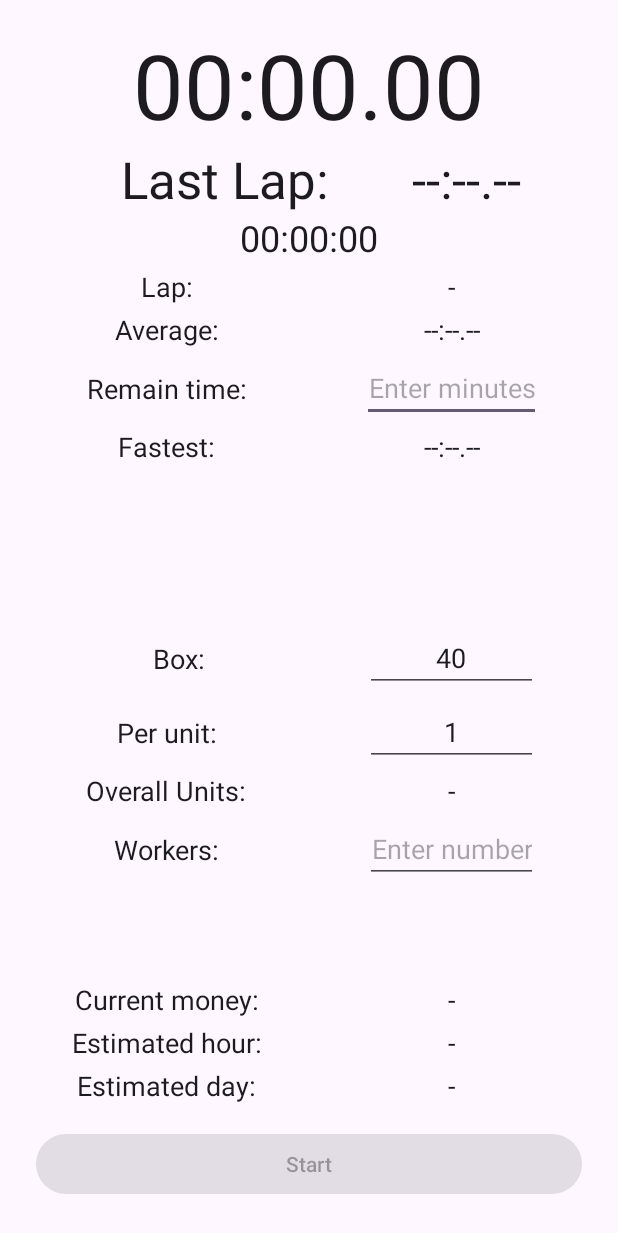
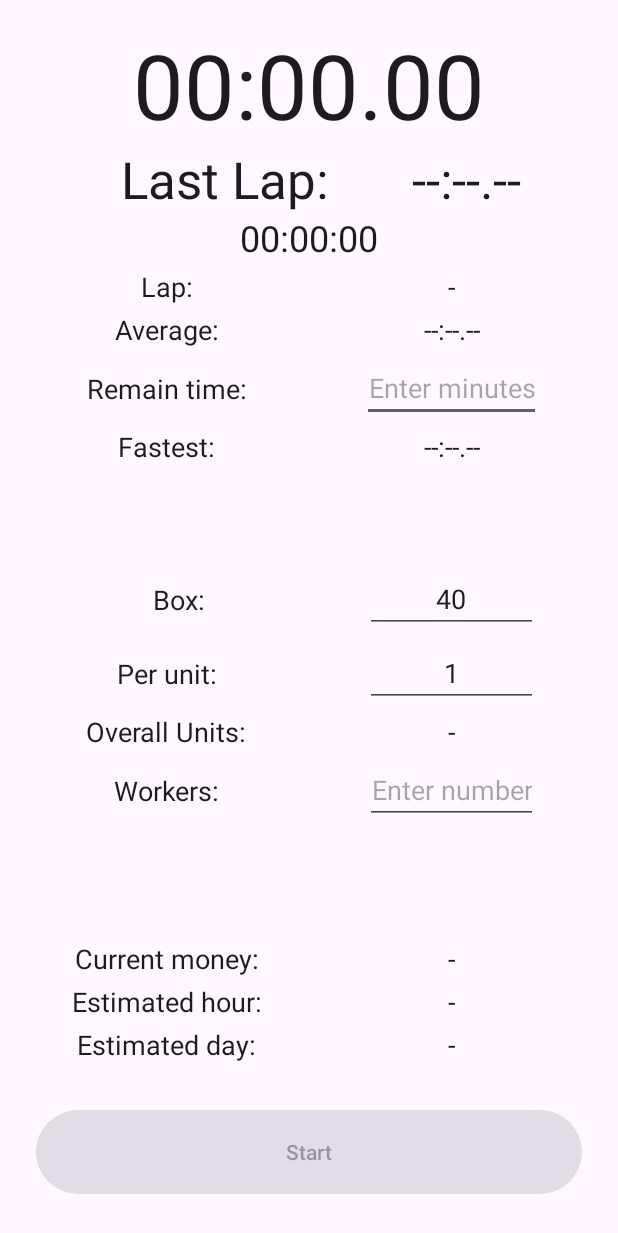
Before and after one commit to amiadKorman/Work_Stopwatch_App, an Android app: the screen it shows after launch (MainActivity), on a phone screen of 412 x 824 dp. Shown: the top 1233 px of the screen. Run offline under Robolectric (Android 15) with nearby library versions, the light colour scheme and no system bars.

Commit message:
Increase buttons size

```diff
--- a/app/src/main/res/layout/activity_main.xml
+++ b/app/src/main/res/layout/activity_main.xml
@@ -167,7 +167,7 @@
         android:layout_width="wrap_content"
         android:layout_height="wrap_content"
         android:orientation="horizontal"
-        app:layout_constraintGuide_percent="0.5" />
+        app:layout_constraintGuide_percent="0.45" />
 
     <TextView
         android:id="@+id/tvBoxLabel"
@@ -349,7 +349,7 @@
         android:textSize="18sp"
         app:layout_constraintEnd_toEndOf="parent"
         app:layout_constraintStart_toEndOf="@+id/verticalGuideline"
-        app:layout_constraintTop_toBottomOf="@+id/tvEstimatedHourMoney" />
+        app:layout_constraintTop_toBottomOf="@+id/tvEstimatedHourMoney"/>
 
     <LinearLayout
         android:id="@+id/linearLayout"
@@ -364,7 +364,7 @@
         <Button
             android:id="@+id/btnStart"
             android:layout_width="match_parent"
-            android:layout_height="wrap_content"
+            android:layout_height="64dp"
             android:layout_margin="8dp"
             android:layout_weight="1"
             android:enabled="false"
@@ -395,7 +395,7 @@
         <Button
             android:id="@+id/btnLap"
             android:layout_width="match_parent"
-            android:layout_height="wrap_content"
+            android:layout_height="64dp"
             android:layout_margin="8dp"
             android:layout_weight="1"
             android:onClick="onLapClicked"
```
